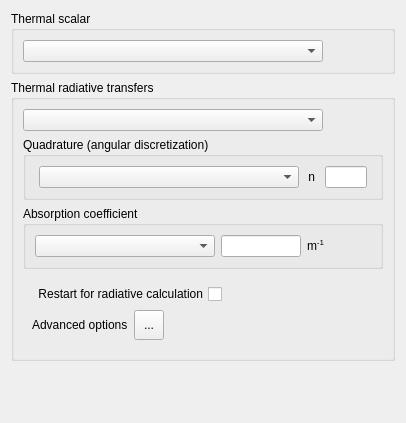
Above: gui/Pages/ThermalForm.ui from code-saturne/code_saturne before the change. Below: the same form after it.
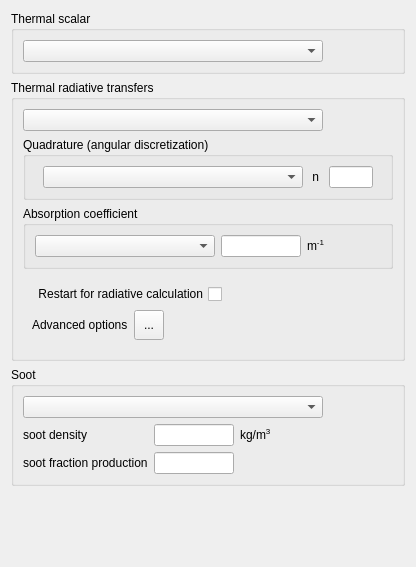
That is the form after the change. Icons and pictures are not drawn.

Commit message: work on soot GUI. Remark : we need to mode density and fraction in the soot_model node and connect the xml to the main C code.

The edit to the form file:
```diff
--- a/gui/Pages/ThermalForm.ui
+++ b/gui/Pages/ThermalForm.ui
@@ -6,14 +6,211 @@
    <rect>
     <x>0</x>
     <y>0</y>
-    <width>406</width>
-    <height>423</height>
+    <width>416</width>
+    <height>567</height>
    </rect>
   </property>
   <property name="windowTitle">
    <string>Form</string>
   </property>
   <layout class="QGridLayout">
+   <item row="0" column="0">
+    <widget class="QGroupBox" name="groupBox">
+     <property name="toolTip">
+      <string>&lt;html&gt;&lt;head/&gt;&lt;body&gt;&lt;p&gt;&lt;span style=&quot; font-size:9pt;&quot;&gt;Select the thermal scalar that will used during the computation. If a scalar is selected, the conjuguate heat transfer and the radiative transfers headings can be filled.&lt;/span&gt;&lt;/p&gt;&lt;p&gt;&lt;span style=&quot; font-size:9pt;&quot;&gt;(code_saturne key words: &lt;/span&gt;&lt;span style=&quot; font-size:9pt; font-weight:600;&quot;&gt;ISCALT&lt;/span&gt;&lt;span style=&quot; font-size:9pt;&quot;&gt;, &lt;/span&gt;&lt;span style=&quot; font-size:9pt; font-weight:600;&quot;&gt;ISCSTH&lt;/span&gt;&lt;span style=&quot; font-size:9pt;&quot;&gt;)&lt;/span&gt;&lt;/p&gt;&lt;/body&gt;&lt;/html&gt;</string>
+     </property>
+     <property name="title">
+      <string>Thermal scalar</string>
+     </property>
+     <property name="flat">
+      <bool>false</bool>
+     </property>
+     <property name="checkable">
+      <bool>false</bool>
+     </property>
+     <property name="checked">
+      <bool>false</bool>
+     </property>
+     <layout class="QGridLayout">
+      <property name="leftMargin">
+       <number>9</number>
+      </property>
+      <property name="horizontalSpacing">
+       <number>6</number>
+      </property>
+      <item row="0" column="0">
+       <layout class="QHBoxLayout">
+        <item>
+         <widget class="QComboBox" name="comboBoxThermal">
+          <property name="minimumSize">
+           <size>
+            <width>300</width>
+            <height>0</height>
+           </size>
+          </property>
+          <property name="toolTip">
+           <string>&lt;html&gt;&lt;head/&gt;&lt;body&gt;&lt;p&gt;&lt;span style=&quot; font-size:9pt;&quot;&gt;Select the thermal scalar that will used during the computation. If a scalar is selected, the conjuguate heat transfer and the radiative transfers headings can be filled.&lt;/span&gt;&lt;/p&gt;&lt;p&gt;&lt;span style=&quot; font-size:9pt;&quot;&gt;(code_saturne key words: &lt;/span&gt;&lt;span style=&quot; font-size:9pt; font-weight:600;&quot;&gt;ISCALT&lt;/span&gt;&lt;span style=&quot; font-size:9pt;&quot;&gt;, &lt;/span&gt;&lt;span style=&quot; font-size:9pt; font-weight:600;&quot;&gt;ISCSTH&lt;/span&gt;&lt;span style=&quot; font-size:9pt;&quot;&gt;)&lt;/span&gt;&lt;/p&gt;&lt;/body&gt;&lt;/html&gt;</string>
+          </property>
+          <property name="statusTip">
+           <string>Select the thermal scalar</string>
+          </property>
+         </widget>
+        </item>
+        <item>
+         <spacer>
+          <property name="orientation">
+           <enum>Qt::Horizontal</enum>
+          </property>
+          <property name="sizeHint" stdset="0">
+           <size>
+            <width>16</width>
+            <height>20</height>
+           </size>
+          </property>
+         </spacer>
+        </item>
+       </layout>
+      </item>
+     </layout>
+    </widget>
+   </item>
+   <item row="2" column="0">
+    <widget class="QGroupBox" name="groupBoxSoot">
+     <property name="toolTip">
+      <string>&lt;html&gt;&lt;head/&gt;&lt;body&gt;&lt;p&gt;&lt;span style=&quot; font-size:9pt;&quot;&gt;Select the soot model and the corresponding parameters.&lt;/span&gt;&lt;/p&gt;&lt;p&gt;&lt;span style=&quot; font-size:9pt;&quot;&gt;(code_saturne key words: &lt;/span&gt;&lt;span style=&quot; font-size:9pt; font-weight:600;&quot;&gt;ISOOT&lt;/span&gt;&lt;span style=&quot; font-size:9pt;&quot;&gt;, &lt;/span&gt;&lt;span style=&quot; font-size:9pt; font-weight:600;&quot;&gt;rosoot &lt;/span&gt;&lt;span style=&quot; font-size:9pt;&quot;&gt;and&lt;/span&gt;&lt;span style=&quot; font-size:9pt; font-weight:600;&quot;&gt; xsoot&lt;/span&gt;&lt;span style=&quot; font-size:9pt;&quot;&gt;)&lt;/span&gt;&lt;/p&gt;&lt;/body&gt;&lt;/html&gt;</string>
+     </property>
+     <property name="title">
+      <string>Soot</string>
+     </property>
+     <property name="flat">
+      <bool>false</bool>
+     </property>
+     <property name="checkable">
+      <bool>false</bool>
+     </property>
+     <property name="checked">
+      <bool>false</bool>
+     </property>
+     <layout class="QGridLayout" name="_3">
+      <property name="leftMargin">
+       <number>9</number>
+      </property>
+      <property name="horizontalSpacing">
+       <number>6</number>
+      </property>
+      <item row="1" column="0">
+       <layout class="QGridLayout" name="gridLayoutSoot">
+        <item row="1" column="0">
+         <widget class="QLabel" name="labelSootFraction">
+          <property name="text">
+           <string>soot fraction production</string>
+          </property>
+         </widget>
+        </item>
+        <item row="1" column="1">
+         <widget class="QLineEdit" name="lineEditSootFraction">
+          <property name="maximumSize">
+           <size>
+            <width>80</width>
+            <height>16777215</height>
+           </size>
+          </property>
+          <property name="toolTip">
+           <string>&lt;html&gt;&lt;head/&gt;&lt;body&gt;&lt;p&gt;&lt;span style=&quot; font-size:9pt;&quot;&gt;The soot fraction is a constant fraction of fuel&lt;/span&gt;&lt;/p&gt;&lt;p&gt;&lt;span style=&quot; font-size:9pt;&quot;&gt;(code_saturne key words: &lt;/span&gt;&lt;span style=&quot; font-size:9pt; font-weight:600;&quot;&gt;xsoot&lt;/span&gt;&lt;span style=&quot; font-size:9pt;&quot;&gt;)&lt;/span&gt;&lt;/p&gt;&lt;/body&gt;&lt;/html&gt;</string>
+          </property>
+         </widget>
+        </item>
+        <item row="0" column="0">
+         <widget class="QLabel" name="labelSootDensity">
+          <property name="text">
+           <string>soot density</string>
+          </property>
+         </widget>
+        </item>
+        <item row="0" column="1">
+         <widget class="QLineEdit" name="lineEditSootDensity">
+          <property name="maximumSize">
+           <size>
+            <width>80</width>
+            <height>16777215</height>
+           </size>
+          </property>
+          <property name="toolTip">
+           <string>&lt;html&gt;&lt;head/&gt;&lt;body&gt;&lt;p&gt;&lt;span style=&quot; font-size:9pt;&quot;&gt;Density of soot&lt;/span&gt;&lt;/p&gt;&lt;p&gt;&lt;span style=&quot; font-size:9pt;&quot;&gt;(code_saturne key words: &lt;/span&gt;&lt;span style=&quot; font-size:9pt; font-weight:600;&quot;&gt;rosoot&lt;/span&gt;&lt;span style=&quot; font-size:9pt;&quot;&gt;)&lt;/span&gt;&lt;/p&gt;&lt;/body&gt;&lt;/html&gt;</string>
+          </property>
+         </widget>
+        </item>
+        <item row="0" column="2">
+         <widget class="QLabel" name="label_4">
+          <property name="text">
+           <string>&lt;html&gt;&lt;head/&gt;&lt;body&gt;&lt;p&gt;kg/m&lt;span style=&quot; vertical-align:super;&quot;&gt;3&lt;/span&gt;&lt;/p&gt;&lt;/body&gt;&lt;/html&gt;</string>
+          </property>
+         </widget>
+        </item>
+        <item row="0" column="3">
+         <spacer name="horizontalSpacer">
+          <property name="orientation">
+           <enum>Qt::Horizontal</enum>
+          </property>
+          <property name="sizeHint" stdset="0">
+           <size>
+            <width>40</width>
+            <height>20</height>
+           </size>
+          </property>
+         </spacer>
+        </item>
+       </layout>
+      </item>
+      <item row="0" column="0">
+       <layout class="QHBoxLayout" name="_5">
+        <item>
+         <widget class="QComboBox" name="comboBoxSoot">
+          <property name="minimumSize">
+           <size>
+            <width>300</width>
+            <height>0</height>
+           </size>
+          </property>
+          <property name="toolTip">
+           <string>&lt;html&gt;&lt;head/&gt;&lt;body&gt;&lt;p&gt;&lt;span style=&quot; font-size:9pt;&quot;&gt;Select the soot model.&lt;/span&gt;&lt;/p&gt;&lt;p&gt;&lt;span style=&quot; font-size:9pt;&quot;&gt;(code_saturne key words: &lt;/span&gt;&lt;span style=&quot; font-size:9pt; font-weight:600;&quot;&gt;ISOOT&lt;/span&gt;&lt;span style=&quot; font-size:9pt;&quot;&gt;)&lt;/span&gt;&lt;/p&gt;&lt;/body&gt;&lt;/html&gt;</string>
+          </property>
+          <property name="statusTip">
+           <string>Select the thermal scalar</string>
+          </property>
+         </widget>
+        </item>
+        <item>
+         <spacer>
+          <property name="orientation">
+           <enum>Qt::Horizontal</enum>
+          </property>
+          <property name="sizeHint" stdset="0">
+           <size>
+            <width>16</width>
+            <height>20</height>
+           </size>
+          </property>
+         </spacer>
+        </item>
+       </layout>
+      </item>
+     </layout>
+    </widget>
+   </item>
+   <item row="3" column="0">
+    <spacer>
+     <property name="orientation">
+      <enum>Qt::Vertical</enum>
+     </property>
+     <property name="sizeHint" stdset="0">
+      <size>
+       <width>21</width>
+       <height>16</height>
+      </size>
+     </property>
+    </spacer>
+   </item>
    <item row="1" column="0">
     <widget class="QGroupBox" name="ThermalRadiationGroupBox">
      <property name="title">
@@ -289,79 +486,6 @@
      </layout>
     </widget>
    </item>
-   <item row="0" column="0">
-    <widget class="QGroupBox" name="groupBox">
-     <property name="toolTip">
-      <string>&lt;html&gt;&lt;head/&gt;&lt;body&gt;&lt;p&gt;&lt;span style=&quot; font-size:9pt;&quot;&gt;Select the thermal scalar that will used during the computation. If a scalar is selected, the conjuguate heat transfer and the radiative transfers headings can be filled.&lt;/span&gt;&lt;/p&gt;&lt;p&gt;&lt;span style=&quot; font-size:9pt;&quot;&gt;(code_saturne key words: &lt;/span&gt;&lt;span style=&quot; font-size:9pt; font-weight:600;&quot;&gt;ISCALT&lt;/span&gt;&lt;span style=&quot; font-size:9pt;&quot;&gt;, &lt;/span&gt;&lt;span style=&quot; font-size:9pt; font-weight:600;&quot;&gt;ISCSTH&lt;/span&gt;&lt;span style=&quot; font-size:9pt;&quot;&gt;)&lt;/span&gt;&lt;/p&gt;&lt;/body&gt;&lt;/html&gt;</string>
-     </property>
-     <property name="title">
-      <string>Thermal scalar</string>
-     </property>
-     <property name="flat">
-      <bool>false</bool>
-     </property>
-     <property name="checkable">
-      <bool>false</bool>
-     </property>
-     <property name="checked">
-      <bool>false</bool>
-     </property>
-     <layout class="QGridLayout">
-      <property name="leftMargin">
-       <number>9</number>
-      </property>
-      <property name="horizontalSpacing">
-       <number>6</number>
-      </property>
-      <item row="0" column="0">
-       <layout class="QHBoxLayout">
-        <item>
-         <widget class="QComboBox" name="comboBoxThermal">
-          <property name="minimumSize">
-           <size>
-            <width>300</width>
-            <height>0</height>
-           </size>
-          </property>
-          <property name="toolTip">
-           <string>&lt;html&gt;&lt;head/&gt;&lt;body&gt;&lt;p&gt;&lt;span style=&quot; font-size:9pt;&quot;&gt;Select the thermal scalar that will used during the computation. If a scalar is selected, the conjuguate heat transfer and the radiative transfers headings can be filled.&lt;/span&gt;&lt;/p&gt;&lt;p&gt;&lt;span style=&quot; font-size:9pt;&quot;&gt;(code_saturne key words: &lt;/span&gt;&lt;span style=&quot; font-size:9pt; font-weight:600;&quot;&gt;ISCALT&lt;/span&gt;&lt;span style=&quot; font-size:9pt;&quot;&gt;, &lt;/span&gt;&lt;span style=&quot; font-size:9pt; font-weight:600;&quot;&gt;ISCSTH&lt;/span&gt;&lt;span style=&quot; font-size:9pt;&quot;&gt;)&lt;/span&gt;&lt;/p&gt;&lt;/body&gt;&lt;/html&gt;</string>
-          </property>
-          <property name="statusTip">
-           <string>Select the thermal scalar</string>
-          </property>
-         </widget>
-        </item>
-        <item>
-         <spacer>
-          <property name="orientation">
-           <enum>Qt::Horizontal</enum>
-          </property>
-          <property name="sizeHint" stdset="0">
-           <size>
-            <width>16</width>
-            <height>20</height>
-           </size>
-          </property>
-         </spacer>
-        </item>
-       </layout>
-      </item>
-     </layout>
-    </widget>
-   </item>
-   <item row="3" column="0">
-    <spacer>
-     <property name="orientation">
-      <enum>Qt::Vertical</enum>
-     </property>
-     <property name="sizeHint" stdset="0">
-      <size>
-       <width>21</width>
-       <height>16</height>
-      </size>
-     </property>
-    </spacer>
-   </item>
   </layout>
  </widget>
  <resources>
```
The commit also changes 3 other files.
